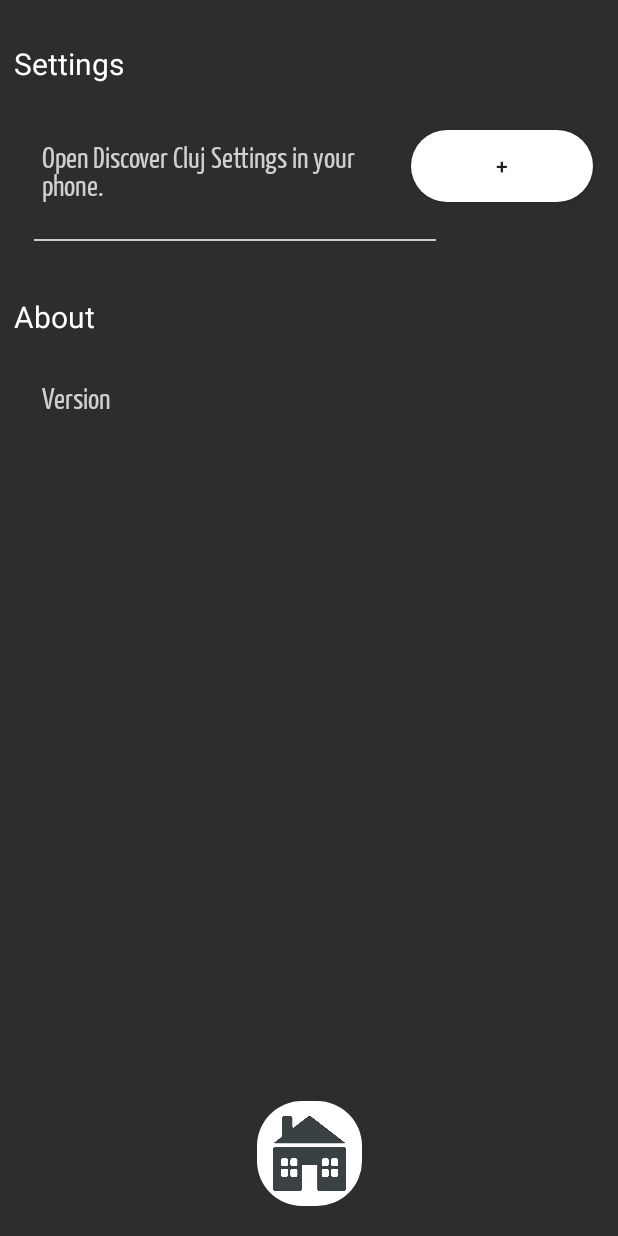
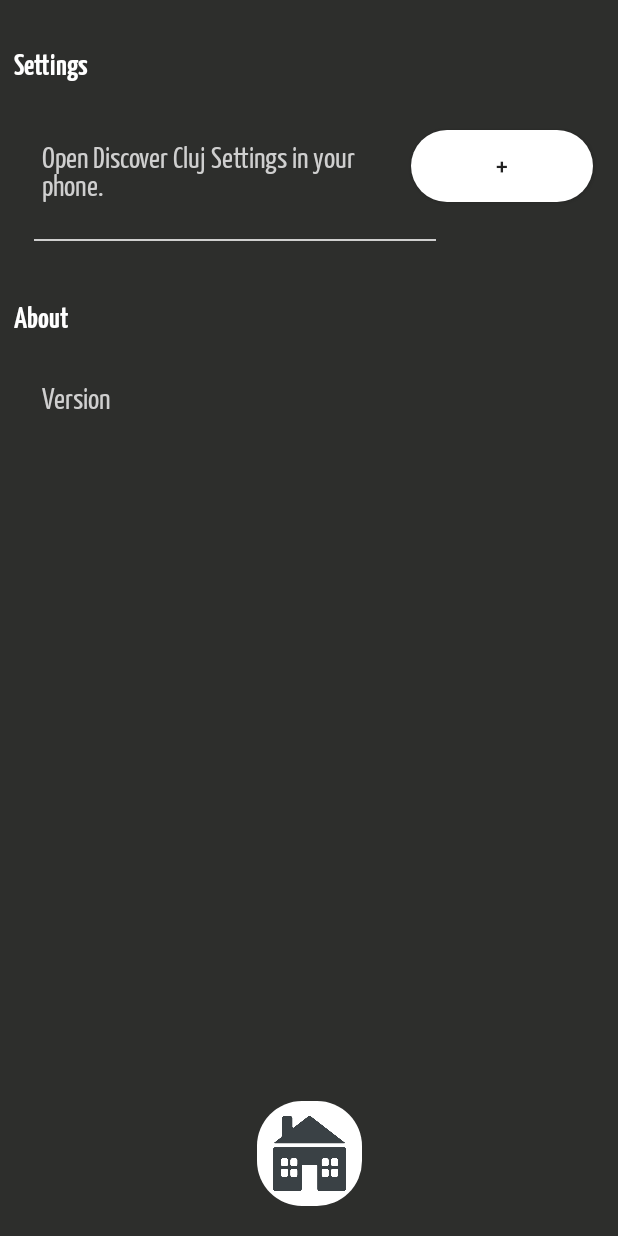
Before and after one commit to ioanajoj/AndroidFundamentals, an Android app: the OpenSettings screen opened directly, with no data from a screen before it, on a phone screen of 412 x 824 dp. Run offline under Robolectric (Android 15) with nearby library versions, the phone set to English and light mode, and no system bars.

Commit message:
update bold font

```diff
--- a/DiscoverCluj/app/src/main/res/layout/open_settings.xml
+++ b/DiscoverCluj/app/src/main/res/layout/open_settings.xml
@@ -27,7 +27,7 @@
                 android:layout_height="66dp"
                 android:layout_column="0"
                 android:layout_margin="2dp"
-                android:fontFamily="@font/yanonekaffeesatz_bo"
+                android:fontFamily="@font/yanonekaffeesatz_bold"
                 android:gravity="center_vertical"
                 android:text="@string/settings_set"
                 android:textColor="#FFFFFF"
@@ -79,7 +79,8 @@
                 android:layout_height="66dp"
                 android:layout_column="0"
                 android:layout_margin="2dp"
-                android:fontFamily="@font/yanonekaffeesatz_bo"
+                android:fontFamily="@font/yanonekaffeesatz_bold
+"
                 android:gravity="center_vertical"
                 android:singleLine="false"
                 android:text="@string/settings_About"
```
